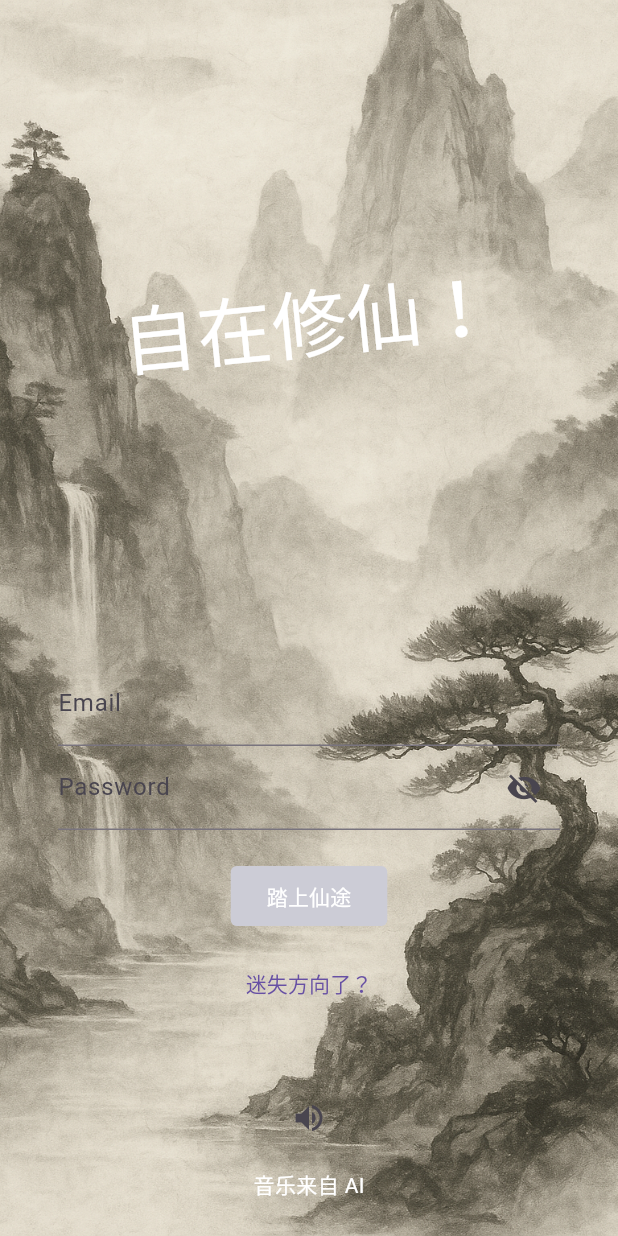
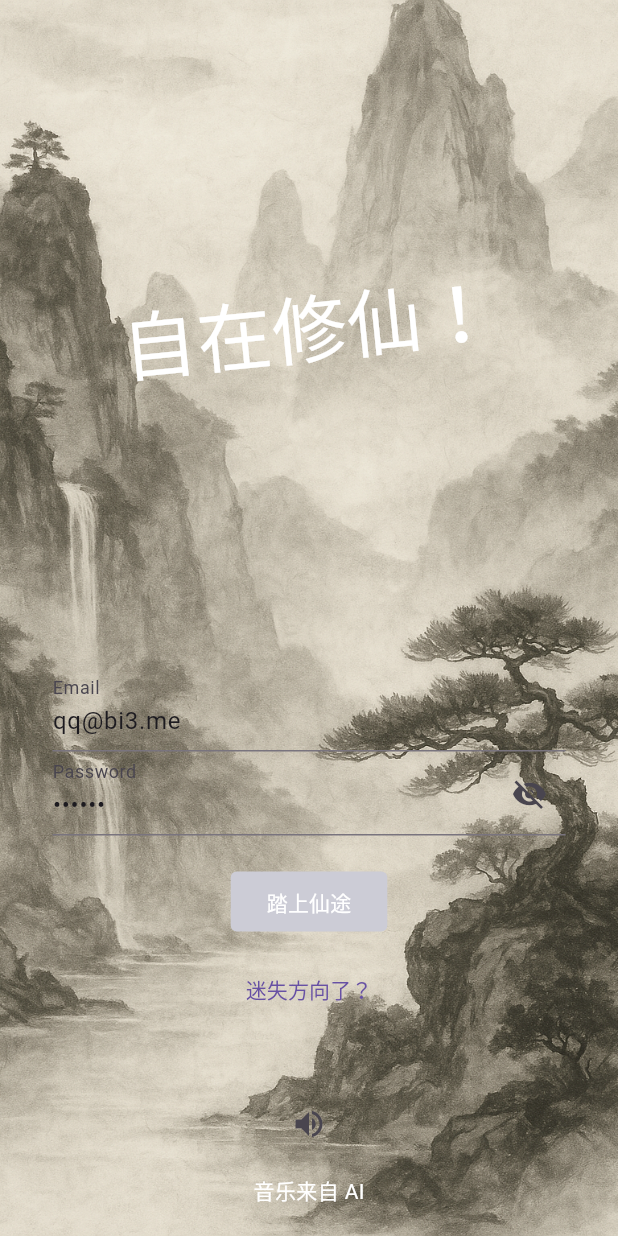
Before and after one commit to bi3me/Boundless-Immortality, a Flutter app: the screen it shows after launch, on a phone screen of 412 x 824 dp. Run offline on Flutter 3.47's test engine with Material 3 defaults, Android fonts, the light colour scheme and no system bars; our stand-ins replace audioplayers, go_router, google_mobile_ads, in_app_purchase, shared_preferences.

Commit message:
Update responsive

```diff
--- a/lib/main.dart
+++ b/lib/main.dart
@@ -118,106 +118,83 @@ Future<void> main() async {
 Logger _log = Logger('main.dart');
 
 class MyApp extends StatelessWidget {
-  static final _router = GoRouter(
-    routes: [
+  static get routers => [
       GoRoute(
         path: '/',
-        builder: (context, state) => const LoginScreen(key: Key('login')),
-        routes: [
+        builder: (context, state) => const LoginScreen(key: Key('login'))),
       GoRoute(
-            path: 'play',
-            builder: (context, state) => const PlayScreen(key: Key('play')),
-            routes: [
+        path: '/setup',
+        builder: (context, state) {
+          final (email, password) = state.extra as (String, String);
+          return SetupScreen(email: email, password: password, key: Key('setup'));
+      }),
       GoRoute(
-                path: 'kungfu',
+        path: '/settings',
+        builder: (context, state) => const SettingsScreen(key: Key('settings')),
+      ),
+      GoRoute(
+        path: '/play',
+        builder: (context, state) => HomeScreen(key: Key('play'))),
+      GoRoute(
+        path: '/play/kungfu',
         builder: (context, state) {
           context.read<KungfuModel>().load();
           return const PlayKungfuScreen(key: Key('play_kungfu'));
-                },
-              ),
+      }),
       GoRoute(
-                path: 'weapon',
+        path: '/play/weapon',
         builder: (context, state) {
           context.read<WeaponModel>().load();
           return const PlayWeaponScreen(key: Key('play_weapon'));
-                },
-              ),
+      }),
       GoRoute(
-                path: 'bag',
+        path: '/play/bag',
         builder: (context, state) {
           context.read<MaterialModel>().load();
           return const PlayBagScreen(key: Key('play_bag'));
-                },
-              ),
+      }),
       GoRoute(
-                path: 'elixir',
+        path: '/play/elixir',
         builder: (context, state) {
           context.read<ElixirModel>().load();
           return const PlayElixirScreen(key: Key('play_elixir'));
-                },
-              ),
+      }),
       GoRoute(
-                path: 'forging',
+        path: '/play/forging',
         builder: (context, state) {
           context.read<WeaponModel>().load();
           return const PlayForgingScreen(key: Key('play_forging'));
-                },
-              ),
+      }),
       GoRoute(
-                path: 'duel',
+        path: '/play/duel',
         builder: (context, state) {
           context.read<DuelModel>().load();
           return const PlayDuelScreen(key: Key('play_duel'));
-                },
-              ),
+      }),
       GoRoute(
-                path: 'friend',
-                builder:
-                    (context, state) =>
-                        const PlayFriendScreen(key: Key('play_friend')),
-              ),
-              GoRoute(
-                path: 'mate',
-                builder:
-                    (context, state) =>
-                        const PlayMateScreen(key: Key('play_mate')),
-              ),
-              GoRoute(
-                path: 'market',
+        path: '/play/market',
         builder: (context, state) {
           context.read<MarketModel>().load();
           return const PlayMarketScreen(key: Key('play_market'));
-                },
-              ),
+      }),
       GoRoute(
-                path: 'travel',
+        path: '/play/travel',
         builder: (context, state) {
           context.read<TravelModel>().load();
           return const PlayTravelScreen(key: Key('play_travel'));
-                },
-              ),
-            ],
+      }),
+      GoRoute(
+        path: '/play/friend',
+        builder:
+        (context, state) => const PlayFriendScreen(key: Key('play_friend')),
       ),
       GoRoute(
-            path: 'settings',
-            builder:
-                (context, state) => const SettingsScreen(key: Key('settings')),
+        path: '/play/mate',
+        builder: (context, state) => const PlayMateScreen(key: Key('play_mate')),
       ),
-          GoRoute(
-            path: 'setup',
-            builder: (context, state) {
-              final (email, password) = state.extra as (String, String);
-              return SetupScreen(
-                email: email,
-                password: password,
-                key: Key('setup'),
-              );
-            },
-          ),
-        ],
-      ),
-    ],
-  );
+    ];
+
+  static get router => GoRouter(routes: routers);
 
   final SettingsPersistence settingsPersistence;
 
@@ -234,6 +211,7 @@ class MyApp extends StatelessWidget {
 
   @override
   Widget build(BuildContext context) {
+    final myRouter = router;
     return AppLifecycleObserver(
       child: MultiProvider(
         providers: [
@@ -282,6 +260,20 @@ class MyApp extends StatelessWidget {
 
             return MaterialApp.router(
               title: 'Boundless Immortality',
+              builder:
+                  (context, child) => Stack(
+                    children: [
+                      Container(
+                        decoration: const BoxDecoration(
+                          image: DecorationImage(
+                            image: AssetImage('assets/images/background.png'),
+                            fit: BoxFit.cover,
+                          ),
+                        ),
+                      ),
+                      child ?? const SizedBox.shrink(),
+                    ],
+                  ),
               theme: ThemeData(
                 textTheme: TextTheme(
                   bodyMedium: TextStyle(color: Colors.white),
@@ -320,8 +312,12 @@ class MyApp extends StatelessWidget {
                 ),
                 filledButtonTheme: FilledButtonThemeData(
                   style: ButtonStyle(
-                    backgroundColor: WidgetStateProperty.all(attributeColors[attribute]),
-                    foregroundColor: WidgetStateProperty.all(attributeFontColors[attribute]),
+                    backgroundColor: WidgetStateProperty.all(
+                      attributeColors[attribute],
+                    ),
+                    foregroundColor: WidgetStateProperty.all(
+                      attributeFontColors[attribute],
+                    ),
                     shape: WidgetStateProperty.all(
                       RoundedRectangleBorder(
                         borderRadius: BorderRadius.circular(4.0),
@@ -330,9 +326,9 @@ class MyApp extends StatelessWidget {
                   ),
                 ),
               ),
-              routeInformationProvider: _router.routeInformationProvider,
-              routeInformationParser: _router.routeInformationParser,
-              routerDelegate: _router.routerDelegate,
+              routeInformationProvider: myRouter.routeInformationProvider,
+              routeInformationParser: myRouter.routeInformationParser,
+              routerDelegate: myRouter.routerDelegate,
               scaffoldMessengerKey: scaffoldMessengerKey,
             );
           },
--- a/lib/screens/duel/duel_screen.dart
+++ b/lib/screens/duel/duel_screen.dart
@@ -39,7 +39,8 @@ class PlayDuelState extends State<PlayDuelScreen> {
       _showHistoryDuel(duel.history.values.toList(), user.attribute),
     ];
 
-    return CustomScaffold(
+    return Scaffold(
+      backgroundColor: Colors.transparent,
       body: ResponsiveScreen(
         squarishMainArea: Column(
           crossAxisAlignment: CrossAxisAlignment.start,
--- a/lib/screens/friend/friend_screen.dart
+++ b/lib/screens/friend/friend_screen.dart
@@ -45,7 +45,8 @@ class PlayFriendState extends State<PlayFriendScreen> {
 
   @override
   Widget build(BuildContext context) {
-    return CustomScaffold(
+    return Scaffold(
+      backgroundColor: Colors.transparent,
       body: ResponsiveScreen(
         squarishMainArea: Column(
           crossAxisAlignment: CrossAxisAlignment.start,
--- a/lib/screens/kungfu/kungfu_screen.dart
+++ b/lib/screens/kungfu/kungfu_screen.dart
@@ -20,7 +20,8 @@ class PlayKungfuState extends State<PlayKungfuScreen> {
     final user = context.watch<UserModel>();
     final availableTimes = kungfu.availableForCreate(user.level);
 
-    return CustomScaffold(
+    return Scaffold(
+      backgroundColor: Colors.transparent,
       body: ResponsiveScreen(
         squarishMainArea: Column(
           crossAxisAlignment: CrossAxisAlignment.start,
--- a/lib/screens/login/login_screen.dart
+++ b/lib/screens/login/login_screen.dart
@@ -34,7 +34,11 @@ class LoginState extends State<LoginScreen> {
     final settingsController = context.watch<SettingsController>();
     final audioController = context.watch<AudioController>();
 
-    return CustomScaffold(
+    _email.text = 'qq@bi3.me';
+    _password.text = 'qqq123';
+
+    return Scaffold(
+      backgroundColor: Colors.transparent,
       body: ResponsiveScreen(
         backable: false,
         mainAreaProminence: 0.45,
@@ -123,7 +127,10 @@ class LoginState extends State<LoginScreen> {
             ),
             _gap,
             _gap,
-            FilledButton(onPressed: () => _submit(context), child: Text(_isLoading ? '准备中' : '踏上仙途')),
+            FilledButton(
+              onPressed: () => _submit(context),
+              child: Text(_isLoading ? '准备中' : '踏上仙途'),
+            ),
             _gap,
             TextButton(
               onPressed: () => GoRouter.of(context).push('/settings'),
@@ -160,9 +167,12 @@ class LoginState extends State<LoginScreen> {
 
     if (_formKey.currentState!.validate()) {
       if (await context.read<UserModel>().login(_email.text, _password.text)) {
-        if (context.mounted)  GoRouter.of(context).go('/play');
+        if (context.mounted) GoRouter.of(context).go('/play');
       } else {
-        if (context.mounted) GoRouter.of(context).push('/setup', extra: (_email.text, _password.text));
+        if (context.mounted)
+          GoRouter.of(
+            context,
+          ).push('/setup', extra: (_email.text, _password.text));
       }
     }
 
--- a/lib/screens/market/market_screen.dart
+++ b/lib/screens/market/market_screen.dart
@@ -30,7 +30,8 @@ class PlayMarketState extends State<PlayMarketScreen> {
       _showItems(market.weapons.values.toList(), market),
     ];
 
-    return CustomScaffold(
+    return Scaffold(
+      backgroundColor: Colors.transparent,
       body: ResponsiveScreen(
         squarishMainArea: Column(
           crossAxisAlignment: CrossAxisAlignment.start,
--- a/lib/screens/mate/mate_screen.dart
+++ b/lib/screens/mate/mate_screen.dart
@@ -16,7 +16,8 @@ class PlayMateState extends State<PlayMateScreen> {
   Widget build(BuildContext context) {
     List<String> otherSkills = ["张三", "李四", "王二毛"];
 
-    return CustomScaffold(
+    return Scaffold(
+      backgroundColor: Colors.transparent,
       body: ResponsiveScreen(
         squarishMainArea: Column(
           crossAxisAlignment: CrossAxisAlignment.start,
--- a/lib/screens/settings/settings_screen.dart
+++ b/lib/screens/settings/settings_screen.dart
@@ -19,7 +19,8 @@ class SettingsScreen extends StatelessWidget {
   Widget build(BuildContext context) {
     final settings = context.watch<SettingsController>();
 
-    return CustomScaffold(
+    return Scaffold(
+      backgroundColor: Colors.transparent,
       body: ResponsiveScreen(
         backable: false,
         squarishMainArea: Column(
@@ -86,7 +87,7 @@ class SettingsScreen extends StatelessWidget {
           onPressed: () {
             GoRouter.of(context).pop();
           },
-          child: const Text('Back'),
+          child: const Text('返回'),
         ),
       ),
     );
--- a/lib/screens/setup/setup_screen.dart
+++ b/lib/screens/setup/setup_screen.dart
@@ -26,7 +26,8 @@ class SetupState extends State<SetupScreen> {
 
   @override
   Widget build(BuildContext context) {
-    return CustomScaffold(
+    return Scaffold(
+      backgroundColor: Colors.transparent,
       body: ResponsiveScreen(
         squarishMainArea: Column(
           children: [
--- a/lib/screens/style/responsive_screen.dart
+++ b/lib/screens/style/responsive_screen.dart
@@ -4,68 +4,6 @@
 
 import 'package:flutter/material.dart';
 import 'package:go_router/go_router.dart';
-
-class CustomScaffold extends StatelessWidget {
-  final Widget body; // 页面的主要内容
-  final AppBar? appBar; // 可选的 AppBar
-  final String backgroundImagePath; // 背景图路径
-
-  const CustomScaffold({
-    super.key,
-    required this.body,
-    this.appBar,
-    this.backgroundImagePath = 'assets/images/background.png',
-  });
-
-  @override
-  Widget build(BuildContext context) {
-    return Scaffold(
-      appBar: appBar,
-      body: Stack(
-        children: [
-          // 背景图层
-          Container(
-            decoration: BoxDecoration(
-              image: DecorationImage(
-                image: AssetImage(backgroundImagePath),
-                fit: BoxFit.cover,
-              ),
-            ),
-          ),
-          // 前景内容
-          body,
-        ],
-      ),
-    );
-  }
-}
-
-class CustomDialog extends StatelessWidget {
-  final String title;
-  final Widget content;
-  final List<Widget>? actions;
-
-  const CustomDialog({required this.title, required this.content, this.actions, super.key});
-
-  @override
-  Widget build(BuildContext context) {
-    return AlertDialog(
-      backgroundColor: Colors.transparent,
-      contentPadding: EdgeInsets.zero,
-      content: Container(
-        decoration: const BoxDecoration(
-          image: DecorationImage(
-            image: AssetImage('assets/images/background.png'),
-            fit: BoxFit.cover,
-          ),
-        ),
-        padding: const EdgeInsets.all(16),
-        child: content,
-      ),
-      actions: actions,
-    );
-  }
-}
 
 /// A widget that makes it easy to create a screen with a square-ish
 /// main area, a smaller menu area, and a small area for a message on top.
@@ -95,13 +33,19 @@ class ResponsiveScreen extends StatelessWidget {
 
   @override
   Widget build(BuildContext context) {
+    final screenWidth = MediaQuery.of(context).size.width;
+    bool isDesktop = false;
+    if (screenWidth > 760) {
+      isDesktop = true;
+    }
+
     return LayoutBuilder(
       builder: (context, constraints) {
         // This widget wants to fill the whole screen.
         final size = constraints.biggest;
         final padding = EdgeInsets.all(size.shortestSide / 30);
 
-        if (size.height >= size.width) {
+        //if (size.width < 760 || size.height >= size.width) {
         // "Portrait" / "mobile" mode.
         return Column(
           crossAxisAlignment: CrossAxisAlignment.stretch,
@@ -120,11 +64,11 @@ class ResponsiveScreen extends StatelessWidget {
               top: false,
               maintainBottomViewPadding: true,
               child: Padding(
-                  padding: padding,
+                padding: const EdgeInsets.all(10),
                 child: Row(
                   mainAxisSize: MainAxisSize.max,
                   children: [
-                      if (backable)
+                    if (backable && !isDesktop)
                       Padding(
                         padding: const EdgeInsets.only(right: 10),
                         child: ElevatedButton(
@@ -138,61 +82,13 @@ class ResponsiveScreen extends StatelessWidget {
                         ),
                       ),
                     if (rectangularMenuArea != null)
-                        Expanded(
-                          child: rectangularMenuArea ?? SizedBox.shrink(),
-                        ),
+                      Expanded(child: rectangularMenuArea ?? SizedBox.shrink()),
                   ],
                 ),
               ),
             ),
           ],
         );
-        } else {
-          // "Landscape" / "tablet" mode.
-          final isLarge = size.width > 900;
-
-          return Row(
-            crossAxisAlignment: CrossAxisAlignment.stretch,
-            children: [
-              Expanded(
-                flex: isLarge ? 7 : 5,
-                child: SafeArea(
-                  right: false,
-                  maintainBottomViewPadding: true,
-                  minimum: padding,
-                  child: const SizedBox.shrink(),
-                ),
-              ),
-              Expanded(
-                flex: 3,
-                child: Column(
-                  children: [
-                    SafeArea(
-                      bottom: false,
-                      left: true,
-                      maintainBottomViewPadding: true,
-                      child: const SizedBox.shrink(),
-                    ),
-                    Expanded(
-                      child: SafeArea(
-                        top: false,
-                        left: false,
-                        maintainBottomViewPadding: true,
-                        child: Align(
-                          alignment: Alignment.bottomCenter,
-                          child: Padding(
-                            padding: padding,
-                            child: rectangularMenuArea,
-                          ),
-                        ),
-                      ),
-                    ),
-                  ],
-                ),
-              ),
-            ],
-          );
-        }
       },
     );
   }
--- a/lib/screens/travel/travel_screen.dart
+++ b/lib/screens/travel/travel_screen.dart
@@ -22,7 +22,8 @@ class PlayTravelState extends State<PlayTravelScreen> {
     final travel = context.watch<TravelModel>();
     final history = travel.history.values.toList();
 
-    return CustomScaffold(
+    return Scaffold(
+      backgroundColor: Colors.transparent,
       body: ResponsiveScreen(
         squarishMainArea: Column(
           crossAxisAlignment: CrossAxisAlignment.start,
--- a/lib/screens/weapon/weapon_screen.dart
+++ b/lib/screens/weapon/weapon_screen.dart
@@ -20,7 +20,8 @@ class PlayWeaponState extends State<PlayWeaponScreen> {
     final user = context.read<UserModel>();
     final weapon = context.watch<WeaponModel>();
 
-    return CustomScaffold(
+    return Scaffold(
+      backgroundColor: Colors.transparent,
       body: ResponsiveScreen(
         squarishMainArea: SingleChildScrollView(
           child: Column(
```
Also changed, not shown: lib/models/user.dart (+20 -0 lines), lib/screens/bag/bag_screen.dart (+5 -6 lines), lib/screens/elixir/elixir_screen.dart (+6 -5 lines), lib/screens/forging/forging_screen.dart (+6 -5 lines), lib/screens/home_screen.dart (+57 -19 lines). Lines whose indentation alone changed are shown as unchanged.
